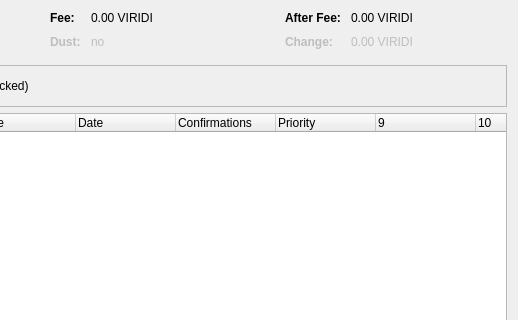
First picture: the form in src/qt/forms/coincontroldialog.ui, repository viridi-project/viridi, before the edit; both pictures show x 436 to 954 and y 0 to 320 of the 954 by 500 pixel window.
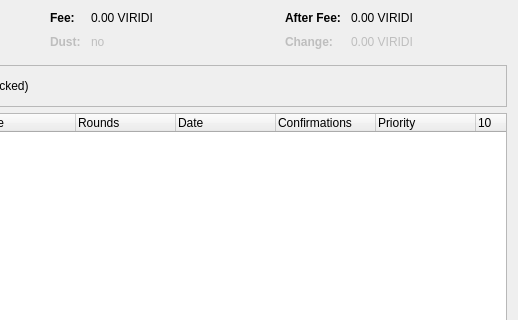
Second picture: the form after the edit. Custom widgets are drawn as their Qt base class.

Diff of the .ui file:
```diff
--- a/src/qt/forms/coincontroldialog.ui
+++ b/src/qt/forms/coincontroldialog.ui
@@ -480,19 +480,24 @@
 	<string>Type</string>
       </property>
      </column>
+     <column>
+      <property name="text">
+       <string>Rounds</string>
+      </property>
+     </column>
      <column>
       <property name="text">
        <string>Date</string>
       </property>
-     </column>
-     <column>
-      <property name="text">
-       <string>Confirmations</string>
-      </property>
       <property name="toolTip">
        <string>Confirmed</string>
       </property>
      </column>
+     <column>
+      <property name="text">
+       <string>Confirmations</string>
+      </property>
+     </column>
      <column>
       <property name="text">
        <string>Priority</string>
@@ -518,11 +523,6 @@
        <string/>
       </property>
      </column>
-     <column>
-      <property name="text">
-       <string/>
-      </property>
-     </column>
     </widget>
    </item>
    <item>
```
